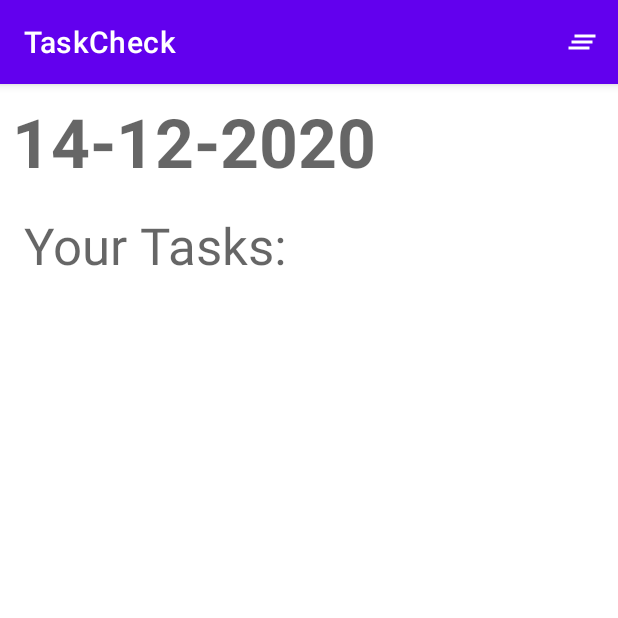
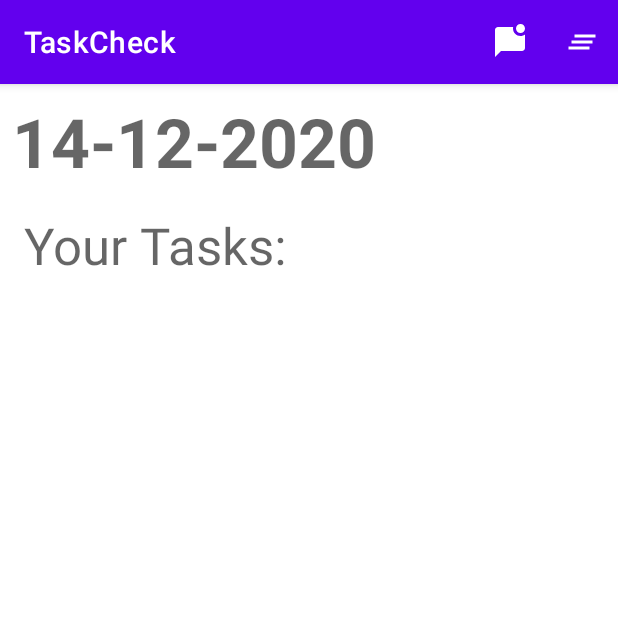
Before and after one commit to sanskar10100/TaskCheck, an Android app: the screen it shows after launch (MainActivity), after a tap on "Clear All", on a phone screen of 412 x 824 dp, the top half of it. Run offline under Robolectric (Android 15) with nearby library versions, the phone set to English and light mode, and no system bars.

Commit message:
Added menu item to redisplay intro snackbar

```diff
--- a/app/src/main/java/com/example/android/taskcheck/MainActivity.java
+++ b/app/src/main/java/com/example/android/taskcheck/MainActivity.java
@@ -58,12 +58,16 @@ public class MainActivity extends AppCompatActivity {
 		// Displays a snackbar with information on how to mark a task as completed (long click)
 		// Displayed only at the first run
 		if (displayIntro) {
+			displayIntroSnackbar();
+		}
+	}
+
+	private void displayIntroSnackbar() {
 		Snackbar.make(findViewById(R.id.parent_view), "Long click on a task to mark as completed!", Snackbar.LENGTH_LONG)
 				.setAction("CLOSE", view -> {
 				})
 				.setActionTextColor(getResources().getColor(android.R.color.holo_red_light))
 				.show();
-		}
 	}
 
 	/**
@@ -111,12 +115,18 @@ public class MainActivity extends AppCompatActivity {
 
 	@Override
 	public boolean onOptionsItemSelected(@NonNull MenuItem item) {
-		if (item.getItemId() == R.id.menu_action_clear_all) {
+		switch (item.getItemId()) {
+			case R.id.menu_action_clear_all: {
 				tasks.clear();
 				adapter.notifyDataSetChanged();
 				Toast.makeText(this, "Task list cleared!", Toast.LENGTH_SHORT).show();
 				return true;
 			}
-		return super.onOptionsItemSelected(item);
+			case R.id.redisplay_intro: {
+				displayIntroSnackbar();
+				return true;
+			}
+			default: return super.onOptionsItemSelected(item);
 		}
 	}
+}
--- /dev/null
+++ b/app/src/main/res/drawable/ic_baseline_mark_chat_unread_24.xml
@@ -0,0 +1,10 @@
+<vector xmlns:android="http://schemas.android.com/apk/res/android"
+    android:width="24dp"
+    android:height="24dp"
+    android:viewportWidth="24"
+    android:viewportHeight="24"
+    android:tint="?attr/colorControlNormal">
+  <path
+      android:fillColor="@android:color/white"
+      android:pathData="M22,6.98V16c0,1.1 -0.9,2 -2,2H6l-4,4V4c0,-1.1 0.9,-2 2,-2h10.1C14.04,2.32 14,2.66 14,3c0,2.76 2.24,5 5,5C20.13,8 21.16,7.61 22,6.98zM16,3c0,1.66 1.34,3 3,3s3,-1.34 3,-3s-1.34,-3 -3,-3S16,1.34 16,3z"/>
+</vector>
--- a/app/src/main/res/menu/menu_main.xml
+++ b/app/src/main/res/menu/menu_main.xml
@@ -1,6 +1,12 @@
 <?xml version="1.0" encoding="utf-8"?>
 <menu xmlns:android="http://schemas.android.com/apk/res/android"
     xmlns:app="http://schemas.android.com/apk/res-auto">
+
+    <item
+        android:id="@+id/redisplay_intro"
+        android:title="How do I mark task as complete again?"
+        app:showAsAction="always"
+        android:icon="@drawable/ic_baseline_mark_chat_unread_24" />
 
     <item
         android:id="@+id/menu_action_clear_all"
```
Lines whose indentation alone changed are shown as unchanged.
